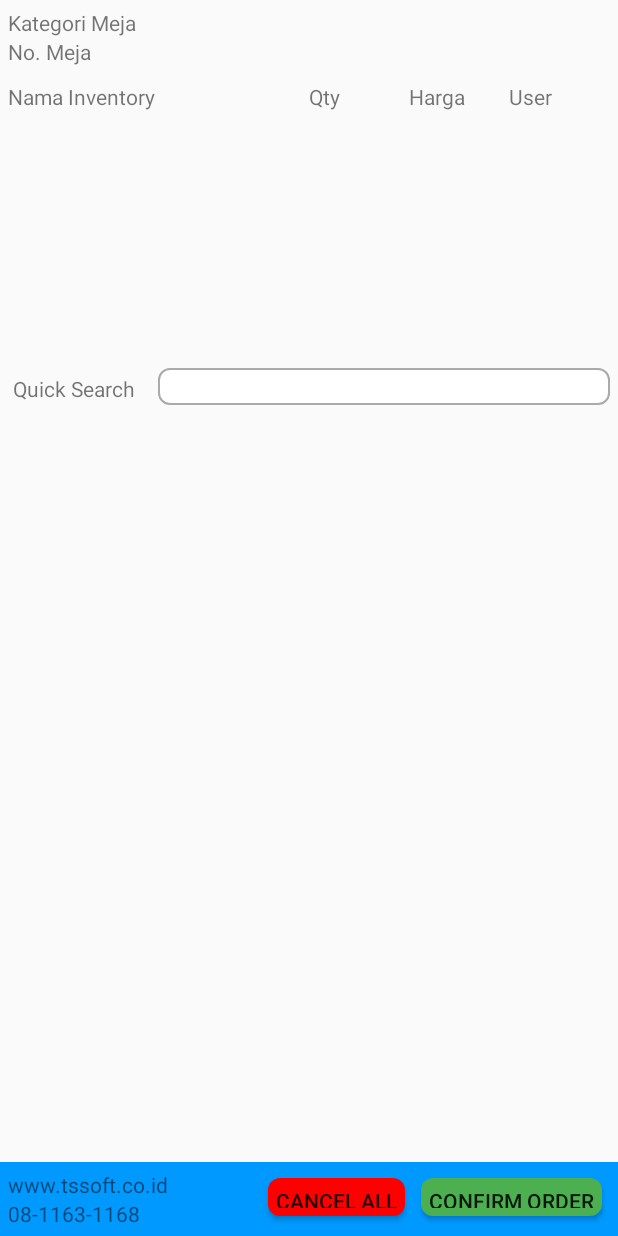
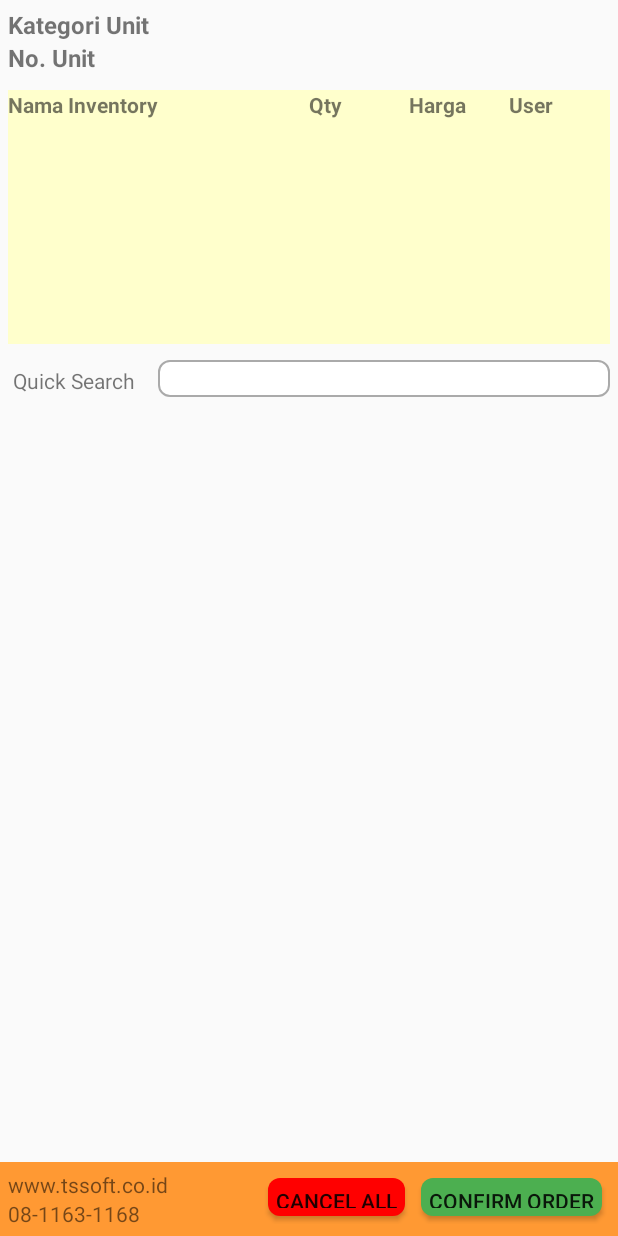
Before and after one commit to davidzzz/POS, an Android app: the MainActivity screen opened directly, with no data from a screen before it, on a phone screen of 412 x 824 dp. Run offline under Robolectric (Android 15) with nearby library versions, the phone set to English and light mode, and no system bars; pictures from the network do not load.

Commit message:
warna background dan tambah gambar no image

```diff
--- a/app/src/main/res/layout/activity_main.xml
+++ b/app/src/main/res/layout/activity_main.xml
@@ -32,12 +32,16 @@
                         <TextView
                             android:layout_width="0dp"
                             android:layout_height="wrap_content"
-                            android:layout_weight="1"
-                            android:text="Kategori Meja"/>
+                            android:layout_weight="2"
+                            android:textStyle="bold"
+                            android:textSize="16sp"
+                            android:text="Kategori Unit"/>
                         <TextView
                             android:layout_width="0dp"
                             android:layout_height="wrap_content"
-                            android:layout_weight="2"
+                            android:layout_weight="3"
+                            android:textStyle="bold"
+                            android:textSize="16sp"
                             android:id="@+id/kategori"/>
                     </LinearLayout>
                     <LinearLayout
@@ -47,12 +51,16 @@
                         <TextView
                             android:layout_width="0dp"
                             android:layout_height="wrap_content"
-                            android:layout_weight="1"
-                            android:text="No. Meja"/>
+                            android:layout_weight="2"
+                            android:textStyle="bold"
+                            android:textSize="16sp"
+                            android:text="No. Unit"/>
                         <TextView
                             android:layout_width="0dp"
                             android:layout_height="wrap_content"
-                            android:layout_weight="2"
+                            android:layout_weight="3"
+                            android:textStyle="bold"
+                            android:textSize="16sp"
                             android:id="@+id/nomor"/>
                     </LinearLayout>
                 </LinearLayout>
@@ -61,33 +69,43 @@
                 android:layout_width="match_parent"
                 android:layout_height="wrap_content"
                 android:orientation="horizontal"
-                android:layout_margin="5dp">
+                android:background="#ffffcc"
+                android:layout_marginTop="5dp"
+                android:layout_marginLeft="5dp"
+                android:layout_marginRight="5dp">
                 <TextView
                     android:layout_width="0dp"
                     android:layout_height="wrap_content"
                     android:layout_weight="3"
+                    android:textStyle="bold"
                     android:text="Nama Inventory"/>
                 <TextView
                     android:layout_width="0dp"
                     android:layout_height="wrap_content"
                     android:layout_weight="1"
+                    android:textStyle="bold"
                     android:text="Qty"/>
                 <TextView
                     android:layout_width="0dp"
                     android:layout_height="wrap_content"
                     android:layout_weight="1"
+                    android:textStyle="bold"
                     android:text="Harga"/>
                 <TextView
                     android:layout_width="0dp"
                     android:layout_height="wrap_content"
                     android:layout_weight="1"
+                    android:textStyle="bold"
                     android:text="User"/>
             </LinearLayout>
             <ListView
                 android:layout_width="match_parent"
                 android:layout_height="150dp"
                 android:id="@+id/listView"
-                android:layout_margin="5dp"/>
+                android:background="#ffffcc"
+                android:layout_marginBottom="5dp"
+                android:layout_marginLeft="5dp"
+                android:layout_marginRight="5dp"/>
             <LinearLayout
                 android:layout_width="match_parent"
                 android:layout_height="wrap_content"
@@ -125,7 +143,7 @@
         android:layout_height="wrap_content"
         android:orientation="horizontal"
         android:padding="5dp"
-        android:background="#0099FF">
+        android:background="#FF9933">
         <LinearLayout
             android:layout_width="wrap_content"
             android:layout_height="wrap_content"
--- a/app/src/main/res/layout/activity_meja.xml
+++ b/app/src/main/res/layout/activity_meja.xml
@@ -72,7 +72,7 @@
         android:layout_height="wrap_content"
         android:orientation="horizontal"
         android:padding="5dp"
-        android:background="#0099FF">
+        android:background="#FF9933">
         <LinearLayout
             android:layout_width="wrap_content"
             android:layout_height="wrap_content"
```
Also changed, not shown: app/src/main/res/layout/activity_order.xml (+27 -9 lines), app/src/main/res/drawable/no_image.png (added).
